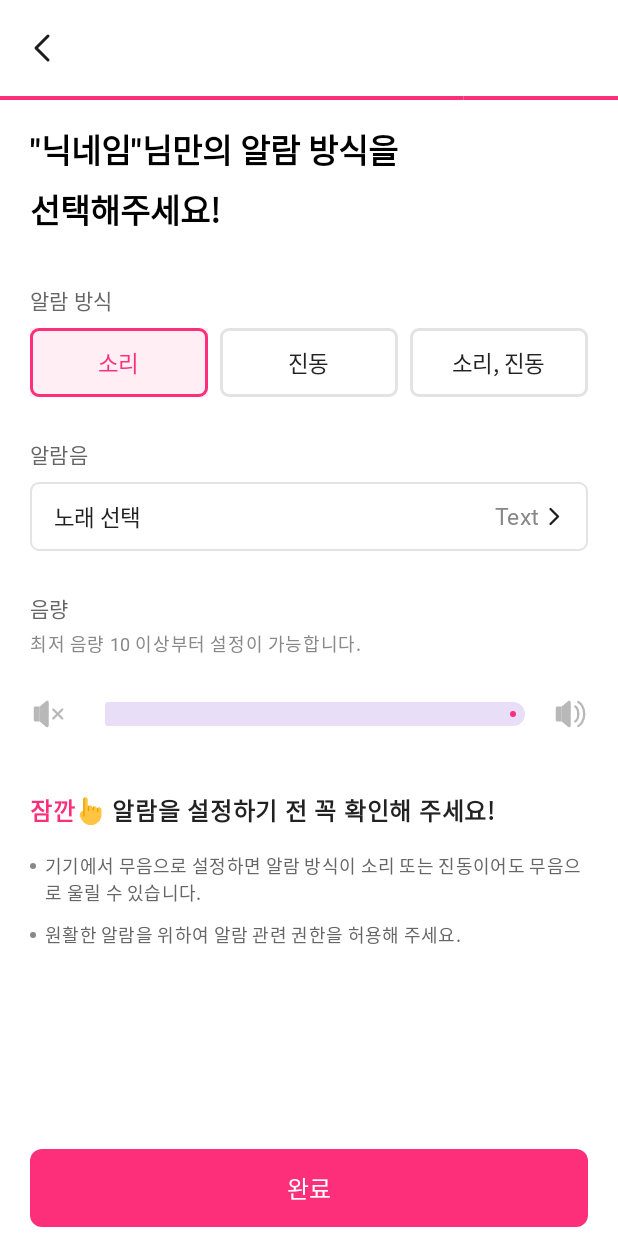
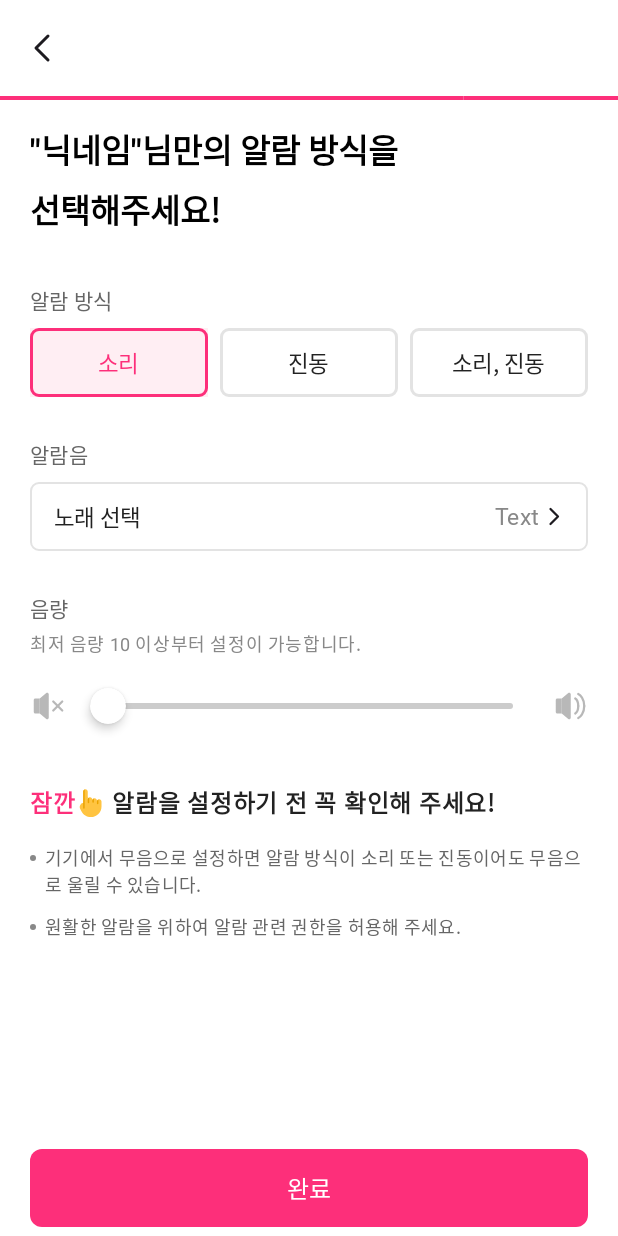
Before and after one commit to new-asap-side/asap-android, an Android app built with Jetpack Compose: the composable AlarmSettingScreen shown on its own in the app's theme, after a tap on "소리", on a phone screen of 412 x 824 dp. Run offline under Robolectric (Android 15) with nearby library versions, the phone set to English and light mode, and no system bars; Roboto replaces fonts that are not available here.

Commit message:
Refactor:Slider thumb와 track 커스터마이징 수정 [ASAP-4]

```diff
--- a/app/src/main/java/com/asap/aljyo/ui/composable/group_form/group_alarm/AlarmSettingScreen.kt
+++ b/app/src/main/java/com/asap/aljyo/ui/composable/group_form/group_alarm/AlarmSettingScreen.kt
@@ -1,8 +1,10 @@
 package com.asap.aljyo.ui.composable.group_form.group_alarm
 
+import androidx.compose.foundation.Canvas
 import androidx.compose.foundation.background
 import androidx.compose.foundation.border
 import androidx.compose.foundation.clickable
+import androidx.compose.foundation.gestures.detectDragGestures
 import androidx.compose.foundation.interaction.MutableInteractionSource
 import androidx.compose.foundation.layout.Arrangement
 import androidx.compose.foundation.layout.Box
@@ -11,6 +13,7 @@ import androidx.compose.foundation.layout.Row
 import androidx.compose.foundation.layout.Spacer
 import androidx.compose.foundation.layout.fillMaxSize
 import androidx.compose.foundation.layout.fillMaxWidth
+import androidx.compose.foundation.layout.height
 import androidx.compose.foundation.layout.padding
 import androidx.compose.foundation.layout.size
 import androidx.compose.foundation.shape.CircleShape
@@ -37,9 +40,15 @@ import androidx.compose.runtime.setValue
 import androidx.compose.ui.Alignment
 import androidx.compose.ui.Modifier
 import androidx.compose.ui.draw.clip
+import androidx.compose.ui.draw.drawWithContent
+import androidx.compose.ui.draw.shadow
+import androidx.compose.ui.geometry.Offset
+import androidx.compose.ui.geometry.Size
 import androidx.compose.ui.graphics.Color
 import androidx.compose.ui.graphics.Color.Companion.Black
 import androidx.compose.ui.graphics.Color.Companion.White
+import androidx.compose.ui.graphics.StrokeCap
+import androidx.compose.ui.input.pointer.pointerInput
 import androidx.compose.ui.res.painterResource
 import androidx.compose.ui.text.font.FontWeight
 import androidx.compose.ui.text.font.FontWeight.Companion.Bold
@@ -55,6 +64,7 @@ import com.asap.aljyo.ui.theme.AljyoTheme
 import com.asap.aljyo.ui.theme.Black01
 import com.asap.aljyo.ui.theme.Black02
 import com.asap.aljyo.ui.theme.Black03
+import com.asap.aljyo.ui.theme.Black04
 import com.asap.aljyo.ui.theme.Grey02
 import com.asap.aljyo.ui.theme.Grey03
 import com.asap.aljyo.ui.theme.Red01
@@ -114,7 +124,7 @@ fun AlarmSettingScreen(
                 onSelected = { type, value -> selectedAlarmType = value }
             )
 
-            if (selectedAlarmType != 2) {
+            if (selectedAlarmType == 1 || selectedAlarmType == 3) {
                 Text(
                     modifier = Modifier.padding(top = 28.dp, bottom = 8.dp),
                     text = "알람음",
@@ -234,7 +244,7 @@ fun AlarmSettingScreen(
                 CustomAlertDialog(
                     title = "그룹 생성 완료!",
                     content = "6시간 후부터 알람이 울려요",
-                    onClick =  {
+                    onClick = {
                         openAlertDialog = false
                         // 화면 이동
                     },
@@ -335,6 +345,7 @@ fun SelectBox(
     }
 }
 
+@OptIn(ExperimentalMaterial3Api::class)
 @Composable
 fun AlarmSoundSlider(
     sliderPosition: Float,
@@ -359,7 +370,7 @@ fun AlarmSoundSlider(
         Row(
             modifier = Modifier
                 .fillMaxWidth()
-                .padding(top = 13.dp),
+                .padding(top = 8.dp),
             verticalAlignment = Alignment.CenterVertically
         ) {
             Icon(
@@ -374,10 +385,48 @@ fun AlarmSoundSlider(
                 valueRange = 1f..100f,
                 onValueChange = onValueChange,
                 colors = SliderDefaults.colors(
-                    thumbColor = White,
                     activeTrackColor = Red01,
                     inactiveTickColor = Grey03
                 ),
+                thumb = {
+                    Box(
+                        modifier = Modifier
+                            .size(24.dp)
+                            .shadow(4.dp, CircleShape)
+                            .background(color = White, shape = CircleShape)
+                    )
+                },
+                track = {
+                    Canvas(
+                        modifier = Modifier
+                            .fillMaxWidth()
+                            .height(48.dp)
+                    ) {
+                        val trackHeight = 4.dp.toPx()
+                        val activeWidth = size.width * (sliderPosition / 100f)
+
+                        drawCircle(
+                            color = Red01,
+                            radius = trackHeight / 2,
+                            center = Offset(0f, center.y)
+                        )
+
+                        drawLine(
+                            color = Red01,
+                            start = Offset(0f, center.y),
+                            end = Offset(activeWidth, center.y),
+                            strokeWidth = trackHeight
+                        )
+
+                        drawLine(
+                            color = Grey03,
+                            start = Offset(activeWidth, center.y),
+                            end = Offset(size.width, center.y),
+                            strokeWidth = trackHeight,
+                            cap = StrokeCap.Round
+                        )
+                    }
+                }
             )
             Icon(
                 modifier = Modifier.padding(start = 16.dp),
@@ -393,6 +442,6 @@ fun AlarmSoundSlider(
 @Preview
 fun PreviewAlarmSettingScreen() {
     AljyoTheme {
-        AlarmSettingScreen {  }
+        AlarmSettingScreen { }
     }
 }
```
